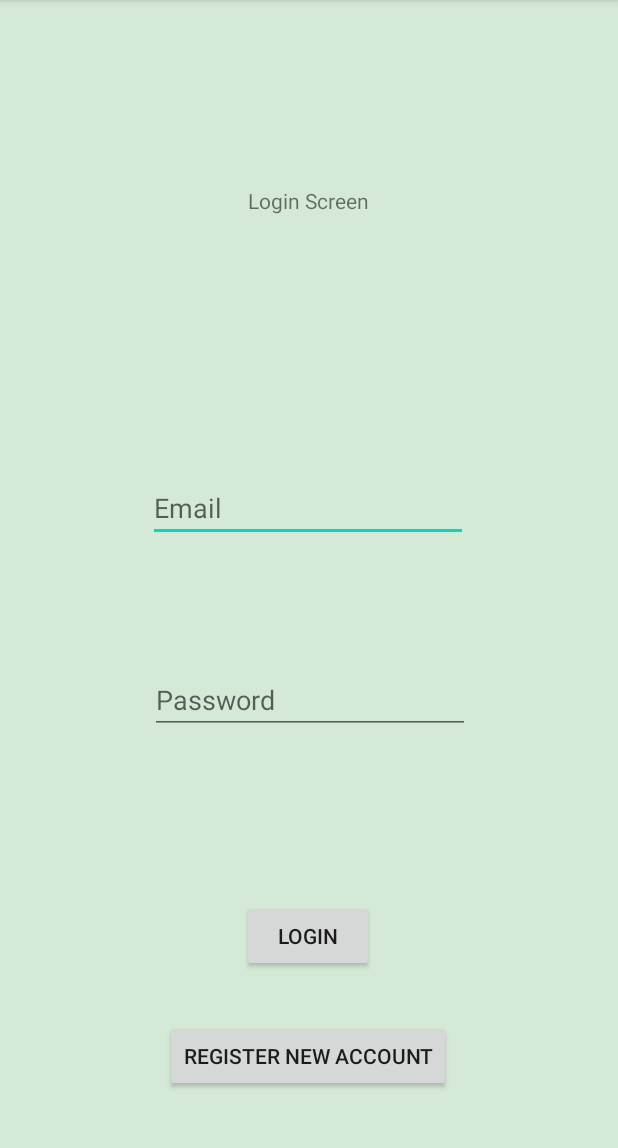
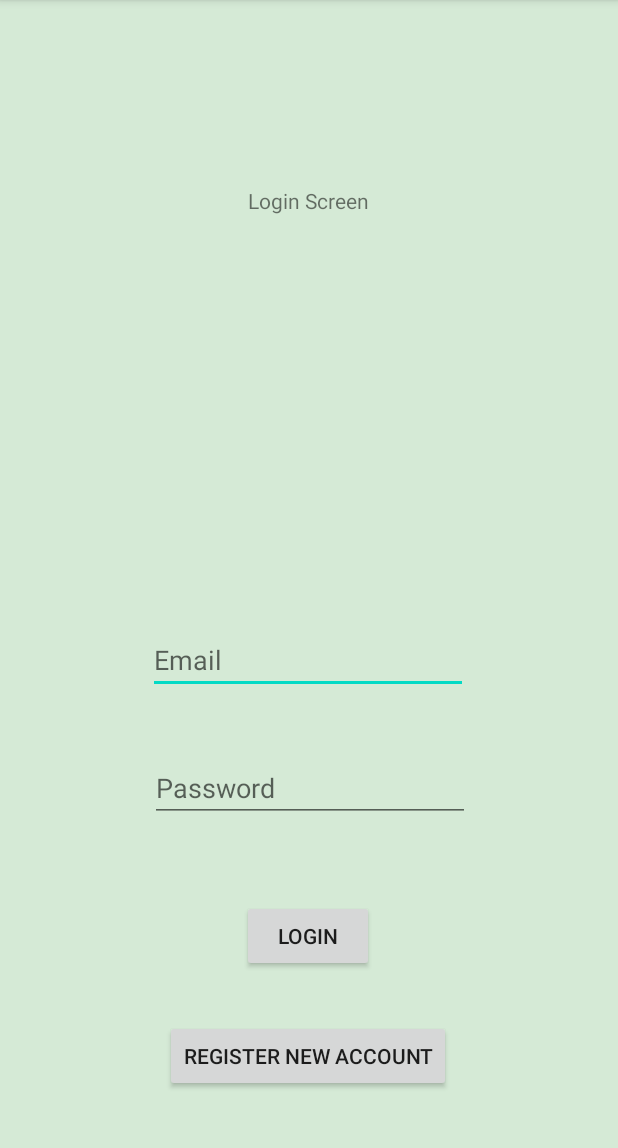
Before and after one commit to DanFoleyGit/FarmManagerHelper, an Android app: the screen it shows after launch (LoginActivity), after a tap on "LOGIN", on a phone screen of 412 x 824 dp, the part 84-1232 px from its top. Run offline under Robolectric (Android 15) with nearby library versions, the phone set to English and light mode, and no system bars; our stand-ins replace Firebase (no records; nobody signed in at launch, a user with empty details on screens opened directly).

Commit message:
Sign up and sign in with email and password complet
user can now sign in and asign up with email and pasword. They will not allowed access either login and register if they are logged in. they need to log out to log back. Upon logging in or registering, the user will be brought back to mainactivity.

TODO

Add user to users table in RTDB

```diff
--- a/app/src/main/java/com/example/farmmanagerhelper/MainActivity.java
+++ b/app/src/main/java/com/example/farmmanagerhelper/MainActivity.java
@@ -8,27 +8,44 @@ import android.view.View;
 import android.widget.Button;
 import android.widget.Toast;
 
+import com.google.firebase.auth.FirebaseAuth;
+import com.google.firebase.auth.FirebaseUser;
+
 public class MainActivity extends AppCompatActivity {
+
+    // Firebase
+    private FirebaseAuth mAuth;
 
     @Override
     protected void onCreate(Bundle savedInstanceState) {
         super.onCreate(savedInstanceState);
         setContentView(R.layout.activity_main);
 
-        // heres a comment
-        // Repo tests
 
+        // UI
         Button LoginActivity = findViewById((R.id.LoginActivity));
-
         Button signOut = findViewById(R.id.btnMainSignout);
 
         LoginActivity.setOnClickListener(new View.OnClickListener() {
             @Override
             public void onClick(View v) {
-                Class activityClass = com.example.farmmanagerhelper.LoginActivity.class;
-                Intent intent = new Intent(MainActivity.this, com.example.farmmanagerhelper.LoginActivity.class);
 
-                startActivity(intent);
+                mAuth = FirebaseAuth.getInstance();
+
+                FirebaseUser currentUser = mAuth.getCurrentUser();
+                if(currentUser != null){
+                    //reload();
+
+                    Toast toast = Toast.makeText(MainActivity.this, "User logged in already", Toast.LENGTH_SHORT);
+                    toast.show();
+
+                }
+                else{
+                    Intent intent = new Intent(MainActivity.this, com.example.farmmanagerhelper.LoginActivity.class);
+                    startActivity(intent);
+                    finish();
+                }
+
             }
         });
 
--- a/app/src/main/res/layout/activity_login.xml
+++ b/app/src/main/res/layout/activity_login.xml
@@ -41,29 +41,38 @@
         app:layout_constraintStart_toStartOf="parent" />
 
     <EditText
-        android:id="@+id/txtEmailLogin"
+        android:id="@+id/EditTextLoginEmail"
         android:layout_width="wrap_content"
         android:layout_height="wrap_content"
-        android:layout_marginTop="316dp"
+        android:layout_marginBottom="40dp"
         android:ems="10"
         android:hint="Email"
         android:inputType="textEmailAddress"
+        app:layout_constraintBottom_toTopOf="@+id/EditTextLoginPassword"
         app:layout_constraintEnd_toEndOf="parent"
         app:layout_constraintHorizontal_bias="0.497"
-        app:layout_constraintStart_toStartOf="parent"
-        app:layout_constraintTop_toTopOf="parent" />
+        app:layout_constraintStart_toStartOf="parent" />
 
     <EditText
-        android:id="@+id/editTextTextPersonName"
+        android:id="@+id/EditTextLoginPassword"
         android:layout_width="wrap_content"
         android:layout_height="wrap_content"
         android:layout_marginStart="100dp"
+        android:layout_marginBottom="52dp"
         android:ems="10"
+        android:hint="Password"
         android:inputType="textPassword"
-        android:hint="Password"
         app:layout_constraintBottom_toTopOf="@+id/btnLoginUser"
+        app:layout_constraintStart_toStartOf="parent" />
+
+    <TextView
+        android:id="@+id/txtLoginErrorMsg"
+        android:layout_width="wrap_content"
+        android:layout_height="wrap_content"
+        android:textColor="#FF0000"
+        app:layout_constraintBottom_toTopOf="@+id/btnLoginUser"
+        app:layout_constraintEnd_toEndOf="parent"
         app:layout_constraintStart_toStartOf="parent"
-        app:layout_constraintTop_toBottomOf="@+id/txtEmailLogin"
-        app:layout_constraintVertical_bias="0.428" />
+        app:layout_constraintTop_toBottomOf="@+id/EditTextLoginPassword" />
 
 </androidx.constraintlayout.widget.ConstraintLayout>
```
Also changed, not shown: app/src/main/java/com/example/farmmanagerhelper/LoginActivity.java (+121 -6 lines), app/src/main/java/com/example/farmmanagerhelper/RegisterAccountActivity.java (+54 -34 lines), app/src/main/java/com/example/farmmanagerhelper/UserServices.java (+11 -0 lines).
